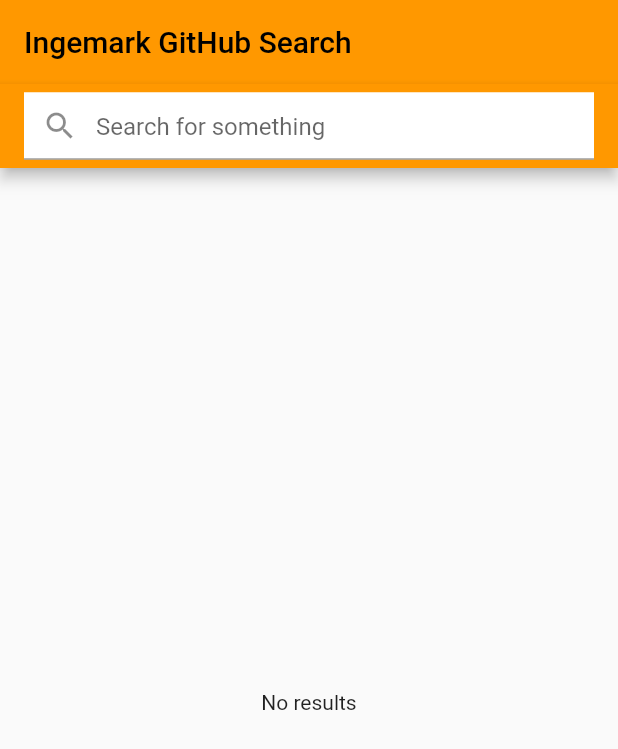
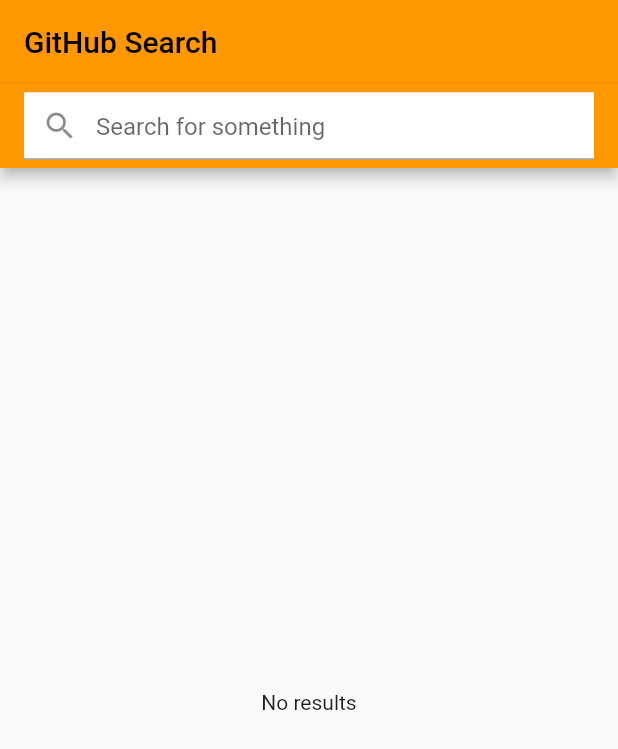
Before and after one commit to fico45/github_search, a Flutter app: the screen it shows after launch, on a phone screen of 412 x 824 dp. Shown: the top 749 px of the screen. Run offline on Flutter 3.47's test engine with Material 2 defaults, Android fonts, the phone set to English and light mode, and no system bars.

Commit message:
Update search.dart

```diff
--- a/lib/screens/search.dart
+++ b/lib/screens/search.dart
@@ -39,7 +39,7 @@ class _SearchScreenState extends State<SearchScreen> {
               SliverAppBar(
                 floating: true,
                 snap: true,
-                title: const Text("Ingemark GitHub Search"),
+                title: const Text("GitHub Search"),
                 bottom: AppBar(
                   title: Container(
                     width: double.infinity,
```
